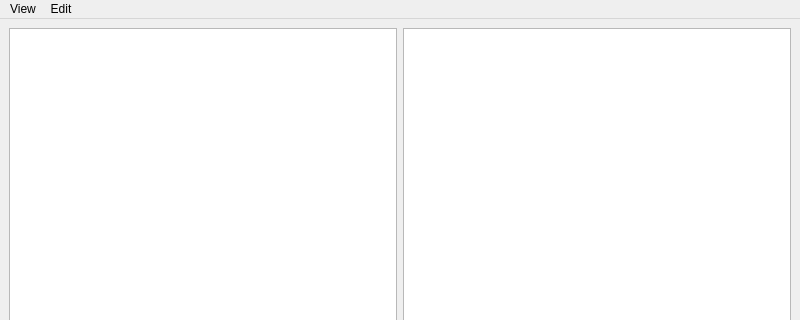
JohnMril/ProjectShop, file Online shop/Shop/MainWindow.ui: the form before one commit; both pictures show x 0 to 800 and y 0 to 320 of the 800 by 600 pixel window.
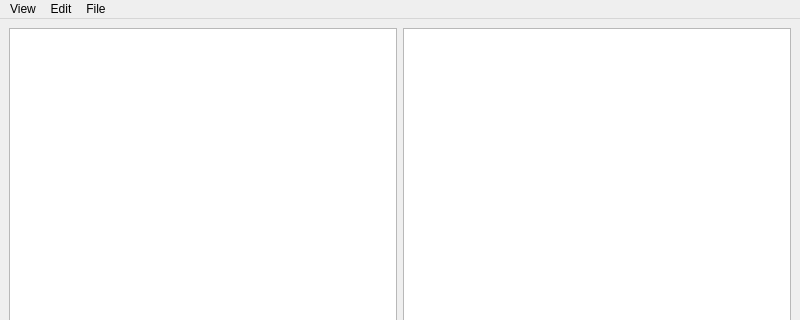
The form after the commit.

What changed in the file:
```diff
--- a/Online shop/Shop/MainWindow.ui
+++ b/Online shop/Shop/MainWindow.ui
@@ -63,8 +63,14 @@
     <addaction name="actionRemove_row"/>
     <addaction name="actionAdd_row"/>
    </widget>
+   <widget class="QMenu" name="menuFile">
+    <property name="title">
+     <string>File</string>
+    </property>
+   </widget>
    <addaction name="menuSorting"/>
    <addaction name="menuEdit"/>
+   <addaction name="menuFile"/>
   </widget>
   <widget class="QStatusBar" name="statusbar"/>
   <action name="actionSort">
```
Left out of the diff: 13 changed lines with no effect on the pictures.
